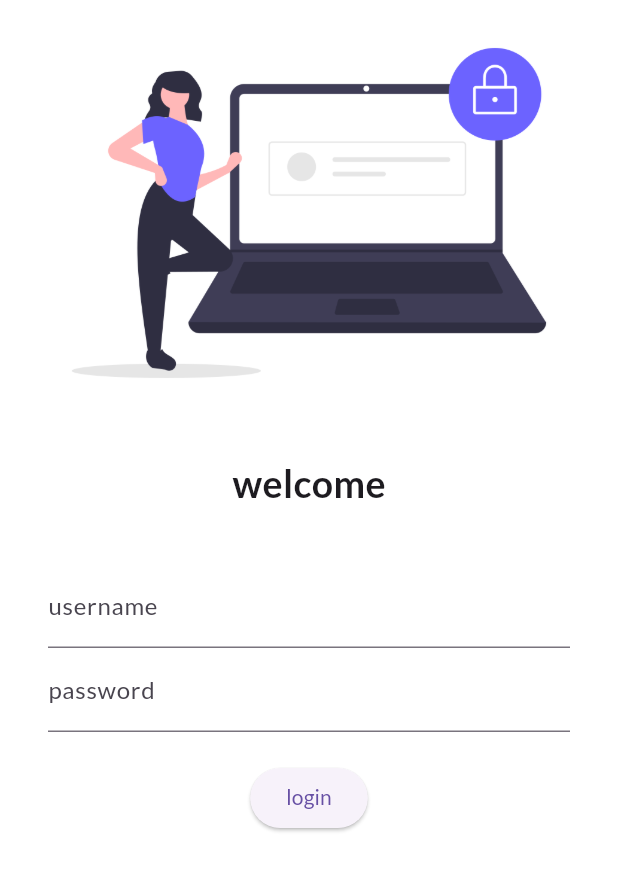
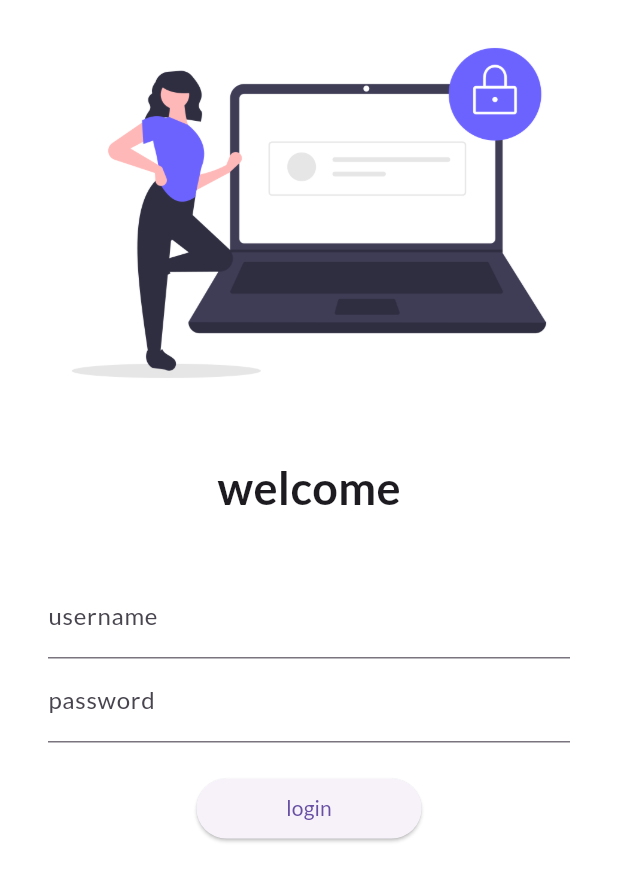
Before and after one commit to Jeet-1577/First_app_with_flutter-, a Flutter app: the screen it shows after launch, on a phone screen of 412 x 824 dp. Shown: the top 881 px of the screen. Run offline on Flutter 3.47's test engine with Material 3 defaults, Android fonts, the phone set to English and light mode, and no system bars; our stand-ins replace google_fonts.

Commit message:
day5 complated

```diff
--- a/lib/main.dart
+++ b/lib/main.dart
@@ -1,6 +1,7 @@
 import 'package:flutter/material.dart';
 import 'package:flutter_catalog/pages/home_page.dart';
 import 'package:flutter_catalog/pages/loginpage.dart';
+import 'package:flutter_catalog/utils/routs.dart';
 import 'package:google_fonts/google_fonts.dart';
 
 void main() {
@@ -24,8 +25,8 @@ class myapp extends StatelessWidget {
       // initialRoute: "/home",
       routes: {
         "/": (context) => loginpage(),
-        "/home": (context) => homepage(),
-        "/login": (context) => loginpage(),
+        myrouts.homerout: (context) => homepage(),
+        myrouts.loginrout: (context) => loginpage(),
       },
     );
   }
--- a/lib/pages/loginpage.dart
+++ b/lib/pages/loginpage.dart
@@ -1,10 +1,12 @@
 import 'package:flutter/material.dart';
+import 'package:flutter_catalog/utils/routs.dart';
 
 class loginpage extends StatelessWidget {
   @override
   Widget build(BuildContext context) {
     return Material(
       color: Colors.white,
+      child: SingleChildScrollView(
         child: Column(
           children: [
             Image.asset(
@@ -17,7 +19,7 @@ class loginpage extends StatelessWidget {
             Text(
               "welcome",
               style: TextStyle(
-              fontSize: 25,
+                fontSize: 30,
                 fontWeight: FontWeight.bold,
               ),
             ),
@@ -47,16 +49,17 @@ class loginpage extends StatelessWidget {
                   ),
                   ElevatedButton(
                     onPressed: () {
-                    print("login succesfully");
+                      Navigator.pushNamed(context, myrouts.homerout);
                     },
                     child: Text("login"),
-                  style: TextButton.styleFrom(),
+                    style: TextButton.styleFrom(minimumSize: Size(150, 40)),
                   ),
                 ],
               ),
             )
           ],
         ),
+      ),
     );
   }
 }
--- /dev/null
+++ b/lib/utils/routs.dart
@@ -0,0 +1,4 @@
+class myrouts {
+  static String loginrout = "/login";
+  static String homerout = "/home";
+}
```
Lines whose indentation alone changed are shown as unchanged.
